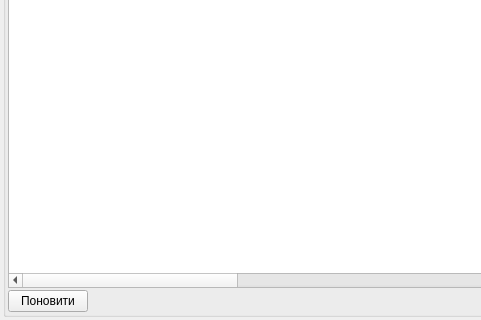
Before: the Qt Designer form src/guiautopark/UForm_AParkPracivnyky.ui in utech/autoparkmeneger, drawn with Qt 5; both pictures show x 0 to 481 and y 260 to 580 of the 850 by 580 pixel window.
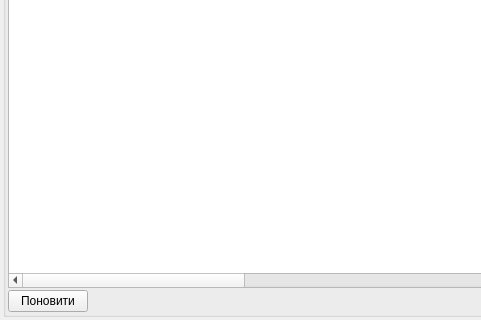
After: the same form once the commit is applied. Icons and pictures are not drawn.

Commit message: Zakomityv datu zvilnenia

Patch:
```diff
--- a/src/guiautopark/UForm_AParkPracivnyky.ui
+++ b/src/guiautopark/UForm_AParkPracivnyky.ui
@@ -902,11 +902,6 @@
             <string>Дата прийн.</string>
            </property>
           </column>
-          <column>
-           <property name="text">
-            <string>Дата звільн.</string>
-           </property>
-          </column>
           <column>
            <property name="text">
             <string>Класн.водія%</string>
```
The commit also changes 2 other files.
